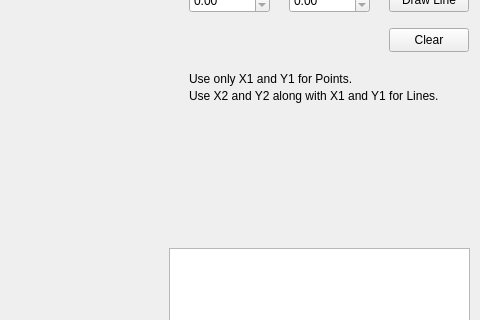
Qt form mainwindow.ui (Turn555Kenji/CGRenderer) before a commit; both pictures show x 451 to 931 and y 112 to 432 of the 931 by 600 pixel window.
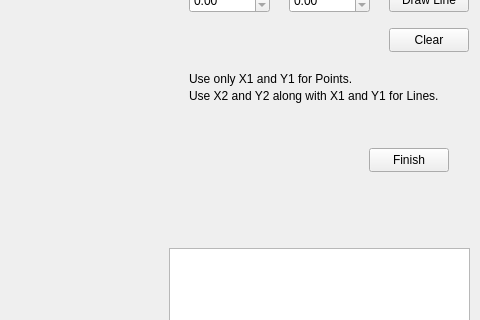
The same form after that commit. Custom widgets are drawn as their Qt base class.

What changed in the file:
```diff
--- a/mainwindow.ui
+++ b/mainwindow.ui
@@ -215,6 +215,19 @@
      <string>Clear</string>
     </property>
    </widget>
+   <widget class="QPushButton" name="finishButton">
+    <property name="geometry">
+     <rect>
+      <x>820</x>
+      <y>260</y>
+      <width>80</width>
+      <height>24</height>
+     </rect>
+    </property>
+    <property name="text">
+     <string>Finish</string>
+    </property>
+   </widget>
   </widget>
   <widget class="QMenuBar" name="menubar">
    <property name="geometry">
```
